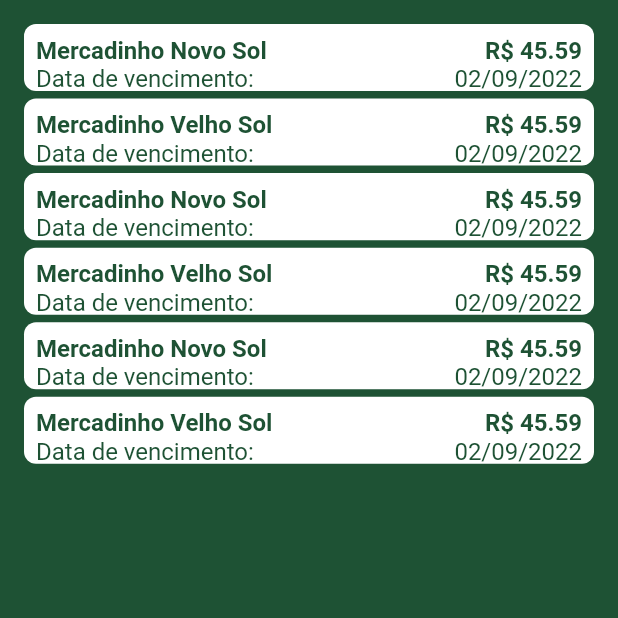
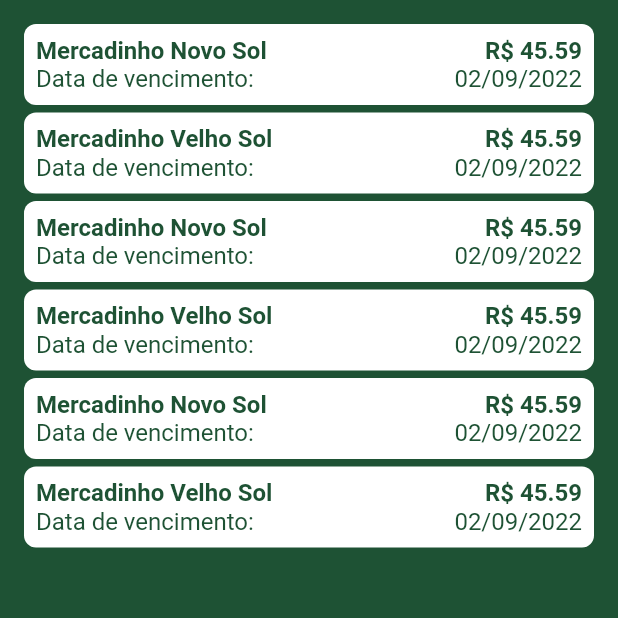
Before and after one commit to joellensilva/controlador-de-financas, a Flutter app: the QuintaPage screen opened directly, on a phone screen of 412 x 824 dp, the top half of it. Run offline on Flutter 3.47's test engine with Material 2 defaults, Android fonts, the phone set to English and light mode, and no system bars; missing offline and left inert: dart:ffi.

Commit message:
Update quinta_page.dart

```diff
--- a/flutter_application_1/lib/quinta_page.dart
+++ b/flutter_application_1/lib/quinta_page.dart
@@ -19,22 +19,26 @@ class _QuintaPageState extends State<QuintaPage> {
       body: Padding(
         padding: const EdgeInsets.all(16.0),
         child: buildListView(context),
-        ),
-      );
+      ),
+    );
   }
-  buildListView(BuildContext context){
-    return GridView.builder(
-      gridDelegate: const SliverGridDelegateWithFixedCrossAxisCount(
+
+  buildListView(BuildContext context) {
+    return ListView.builder(
+      /*gridDelegate: const SliverGridDelegateWithFixedCrossAxisCount(
         crossAxisCount: 1,
         childAspectRatio: 8.5,
         mainAxisSpacing: 5
-      ),
+      ),*/
       itemCount: lista.length,
       itemBuilder: (context, index) {
-        return NotasCard(
-          notas: lista[index],
-        );
+        return Column(children: [
+          NotasCard(
+            notas: lista[index],
+          ),
+          const SizedBox(height: 5)
+        ]);
       },
     );
+  }
 }
-}
```
